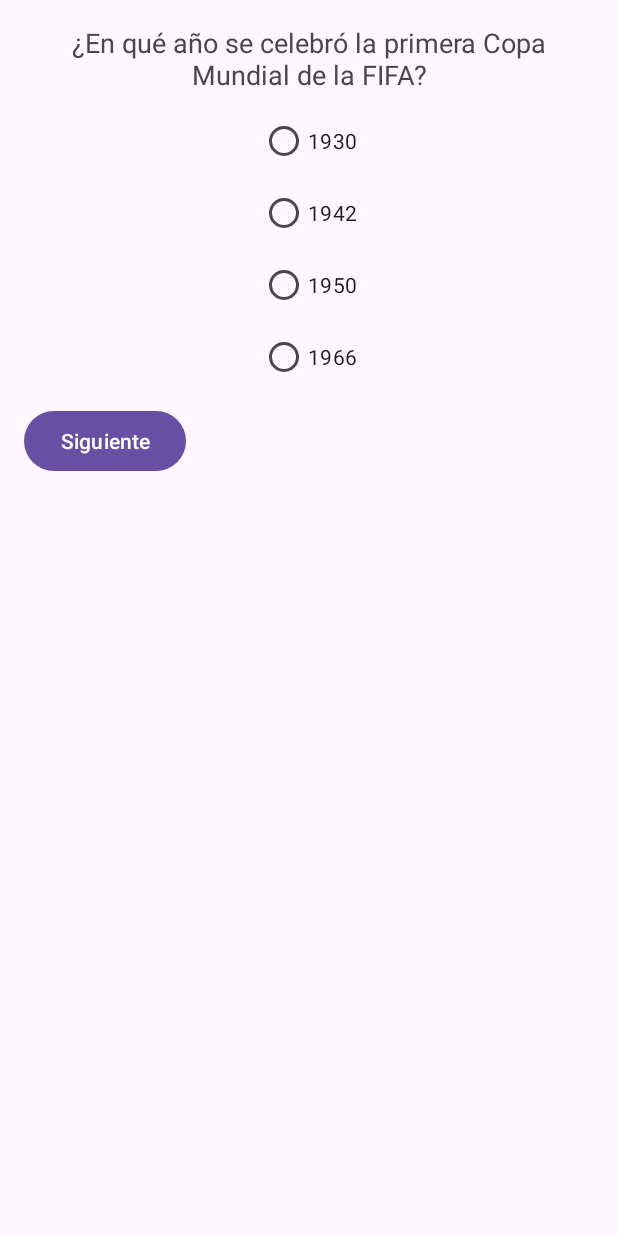
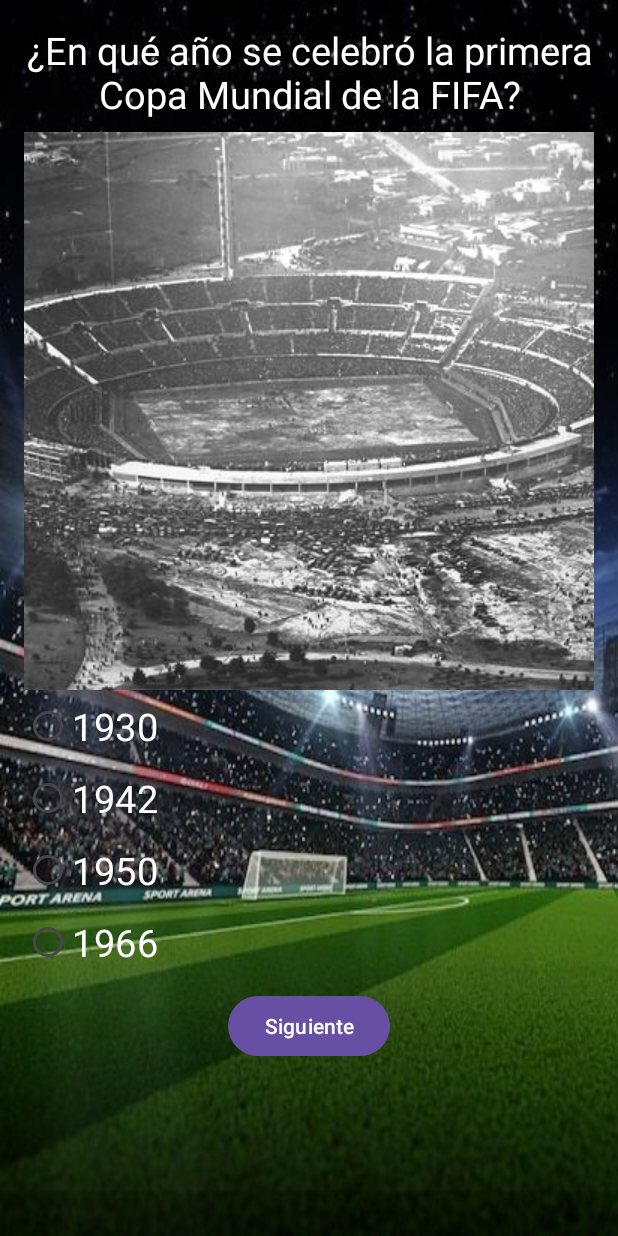
Before and after one commit to MauHideki/TriviaApp, an Android app: the SoccerQ1 screen opened directly, with no data from a screen before it, on a phone screen of 412 x 824 dp. Run offline under Robolectric (Android 15) with nearby library versions, the phone set to English and light mode, and no system bars.

Commit message:
Se añaden modificaciones al codigo como la personalizacion de fondo

```diff
--- a/app/src/main/java/com/example/triviaapp/SoccerQ1.java
+++ b/app/src/main/java/com/example/triviaapp/SoccerQ1.java
@@ -4,12 +4,21 @@ import androidx.appcompat.app.AppCompatActivity;
 import android.os.Bundle;
 import android.view.View;
 import android.widget.Button;
+import android.widget.ImageView;
 import android.widget.RadioButton;
 import android.widget.RadioGroup;
 import android.widget.TextView;
 import android.widget.Toast;
 
 public class SoccerQ1 extends AppCompatActivity {
+    private int [] imagenesPreguntas = {
+            R.drawable.soccerq1,
+            R.drawable.finalessoccer,
+            R.drawable.delanteros,
+            //R.drawable.
+            //R.drawable.
+            //R.drawable.
+    };
     private String [] questions = {
             "¿En qué año se celebró la primera Copa Mundial de la FIFA?",
             "¿Qué país ha ganado más Copas del Mundo?",
@@ -39,6 +48,7 @@ public class SoccerQ1 extends AppCompatActivity {
     private RadioGroup answersGroup;
     private TextView resultText;
     private Button nextButton;
+    private ImageView imagePregunta;
 
     @Override
     protected void onCreate(Bundle savedInstanceState) {
@@ -50,6 +60,7 @@ public class SoccerQ1 extends AppCompatActivity {
         answersGroup=findViewById(R.id.respuestas_group);
         resultText=findViewById(R.id.result_text);
         nextButton=findViewById(R.id.next_button);
+        imagePregunta=findViewById(R.id.image_pregunta);
 
         //Esta funcion muestra la primera pregunta
         setQuestion();
@@ -75,6 +86,9 @@ public class SoccerQ1 extends AppCompatActivity {
         answer2.setText(answers[currentQuestion][1]);
         answer3.setText(answers[currentQuestion][2]);
         answer4.setText(answers[currentQuestion][3]);
+
+        //Cambia la imagen de la pregunta actual
+        imagePregunta.setImageResource(imagenesPreguntas[currentQuestion]);
 
         //Limpiar seleccion anterior (se debe de limpiar el grupo)
         answersGroup.clearCheck();
--- a/app/src/main/res/layout/soccer_q1.xml
+++ b/app/src/main/res/layout/soccer_q1.xml
@@ -2,6 +2,7 @@
     android:layout_width="match_parent"
     android:layout_height="match_parent"
     android:orientation="vertical"
+    android:background="@drawable/fondosoccer"
     android:padding="16dp">
 
     <TextView
@@ -11,14 +12,22 @@
         android:text="Pregunta 1: ¿En qué año se celebró la primera Copa Mundial de la FIFA?"
         android:gravity="center"
         android:layout_gravity="center_horizontal"
-        android:textSize="18sp"
+        android:textSize="25sp"
+        android:textColor="@color/white"
         android:layout_marginBottom="8dp"/>
+
+    <ImageView
+        android:id="@+id/image_pregunta"
+        android:layout_width="wrap_content"
+        android:layout_height="wrap_content"
+        android:layout_gravity="center"
+        android:scaleType="centerCrop"/>
 
     <RadioGroup
         android:id="@+id/respuestas_group"
         android:layout_width="wrap_content"
         android:layout_height="wrap_content"
-        android:layout_gravity="center_horizontal"
+        android:layout_gravity="left"
         android:orientation="vertical"
         android:layout_marginBottom="8dp">
 
@@ -27,32 +36,41 @@
             android:id="@+id/respuesta1"
             android:layout_width="wrap_content"
             android:layout_height="wrap_content"
-            android:text="1930" />
+            android:text="1930"
+            android:textColor="@color/white"
+            android:textSize="25sp"/>
 
         <RadioButton
             android:id="@+id/respuesta2"
             android:layout_width="wrap_content"
             android:layout_height="wrap_content"
-            android:text="1942" />
+            android:text="1942"
+            android:textColor="@color/white"
+            android:textSize="25sp"/>
 
         <RadioButton
             android:id="@+id/respuesta3"
             android:layout_width="wrap_content"
             android:layout_height="wrap_content"
-            android:text="1950" />
+            android:text="1950"
+            android:textColor="@color/white"
+            android:textSize="25sp"/>
 
         <RadioButton
             android:id="@+id/respuesta4"
             android:layout_width="wrap_content"
             android:layout_height="wrap_content"
-            android:text="1966" />
+            android:text="1966"
+            android:textColor="@color/white"
+            android:textSize="25sp"/>
     </RadioGroup>
 
     <Button
         android:id="@+id/next_button"
         android:layout_width="wrap_content"
         android:layout_height="wrap_content"
-        android:text="Siguiente" />
+        android:text="Siguiente"
+        android:layout_gravity="center_horizontal"/>
 
     <TextView
         android:id="@+id/result_text"
@@ -60,6 +78,6 @@
         android:layout_height="wrap_content"
         android:text=""
         android:textColor="#FF0000"
-        android:textSize="16sp"
+        android:textSize="20sp"
         android:visibility="gone" />
 </LinearLayout>
```
Also changed, not shown: app/src/main/java/com/example/triviaapp/AmericanoQ1.java (+18 -5 lines), app/src/main/java/com/example/triviaapp/MainActivity.java (+2 -8 lines), app/src/main/res/layout/americano_q1.xml (+30 -9 lines), app/src/main/res/drawable/americanofondo.jpg (added), app/src/main/res/drawable/campo.png (deleted), app/src/main/res/drawable/delanteros.jpg (added), app/src/main/res/drawable/finalessoccer.jpg (added), app/src/main/res/drawable/fondobaseball.jpg (added), app/src/main/res/drawable/fondobasketball.jpg (added), app/src/main/res/drawable/fondosoccer.jpg (added), app/src/main/res/drawable/ofensiva.jpg (added), app/src/main/res/drawable/primersb.jpg (deleted), app/src/main/res/drawable/sb.png (deleted), app/src/main/res/drawable/soccerq1.jpg (added).
